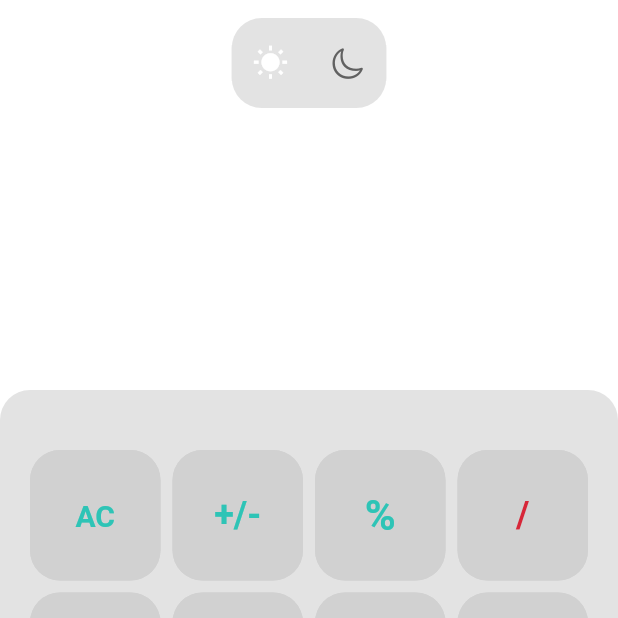
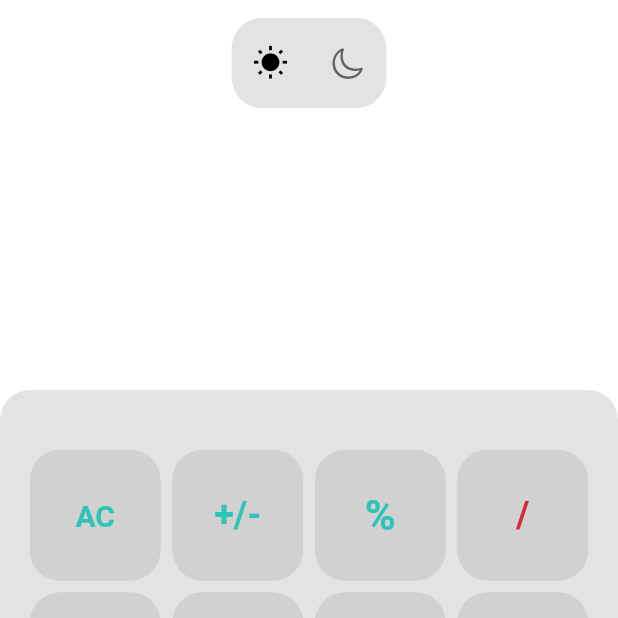
Before and after one commit to mjhamm/calculator_flutter, a Flutter app: the screen it shows after launch, on a phone screen of 412 x 824 dp, the top half of it. Run offline on Flutter 3.47's test engine with Material 2 defaults, Android fonts, the phone set to English and light mode, and no system bars; our stand-ins replace math_expressions.

Commit message:
dark mode updates

```diff
--- a/lib/main.dart
+++ b/lib/main.dart
@@ -93,7 +93,7 @@ class _MainPageState extends State<MainPage> {
                           },
                           child: Container(
                             color: _isDarkModeOn ? CustomColors.bottomDark : CustomColors.bottomLight,
-                            child: Icon(Icons.wb_sunny, color: _isDarkModeOn ? Colors.grey[700] : Colors.white,),
+                            child: Icon(Icons.wb_sunny, color: _isDarkModeOn ? Colors.grey[700] : Colors.black,),
                           ),
                         ),
                       ),
@@ -117,7 +117,7 @@ class _MainPageState extends State<MainPage> {
               Expanded(
                 child: Container(
                   child: Padding(
-                    padding: const EdgeInsets.symmetric(horizontal: 16.0),
+                    padding: const EdgeInsets.symmetric(horizontal: 24.0),
                     child: Column(
                       mainAxisAlignment: MainAxisAlignment.center,
                       children: <Widget>[
```
